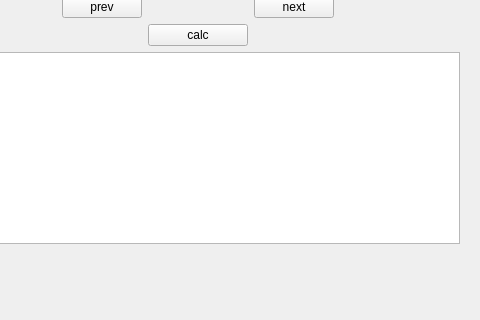
Qt form interface.ui (icosane/vervain) before a commit; both pictures show x 616 to 1096 and y 563 to 883 of the 1096 by 883 pixel window.
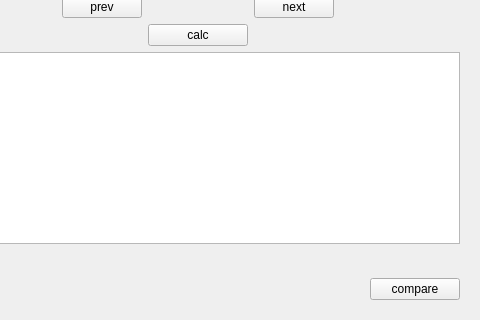
The same form after that commit.

```diff
--- a/interface.ui
+++ b/interface.ui
@@ -1092,6 +1092,22 @@
          </property>
         </widget>
        </item>
+       <item row="2" column="1">
+        <widget class="QPushButton" name="btn_2">
+         <property name="maximumSize">
+          <size>
+           <width>90</width>
+           <height>24</height>
+          </size>
+         </property>
+         <property name="layoutDirection">
+          <enum>Qt::RightToLeft</enum>
+         </property>
+         <property name="text">
+          <string>compare</string>
+         </property>
+        </widget>
+       </item>
       </layout>
      </widget>
      <widget class="QWidget" name="page_4">
```
Left out of the diff: 32 changed lines with no effect on the pictures.
